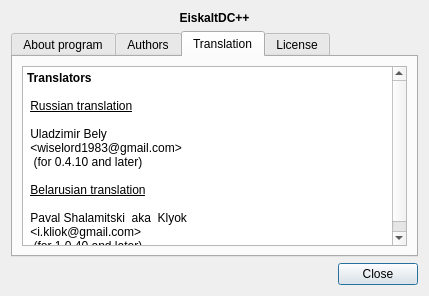
Old version of the form eiskaltdcpp/ui/UIAbout.ui in the repository eiskaltdcpp/eiskaltdcpp.
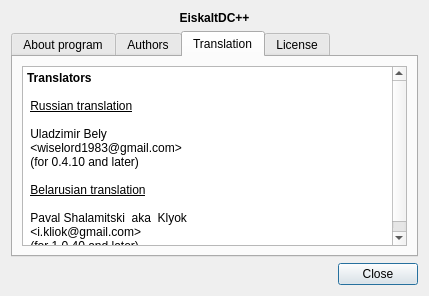
New version of the form. The open tabs and pages were chosen to show the change.

The edit to the form file:
```diff
--- a/eiskaltdcpp/ui/UIAbout.ui
+++ b/eiskaltdcpp/ui/UIAbout.ui
@@ -112,8 +112,8 @@
 &lt;/style&gt;&lt;/head&gt;&lt;body style=&quot; font-family:'DejaVu Sans'; font-size:9pt; font-weight:400; font-style:normal;&quot;&gt;
 &lt;p style=&quot; margin-top:0px; margin-bottom:0px; margin-left:0px; margin-right:0px; -qt-block-indent:0; text-indent:0px;&quot;&gt;&lt;span style=&quot; font-weight:600;&quot;&gt;Translators&lt;/span&gt;&lt;br /&gt;&lt;/p&gt;
 &lt;p style=&quot; margin-top:0px; margin-bottom:0px; margin-left:0px; margin-right:0px; -qt-block-indent:0; text-indent:0px;&quot;&gt; &lt;span style=&quot; text-decoration: underline;&quot;&gt;Russian translation&lt;/span&gt;&lt;br /&gt;&lt;br /&gt; Uladzimir Bely&lt;/p&gt;
-&lt;p style=&quot; margin-top:0px; margin-bottom:0px; margin-left:0px; margin-right:0px; -qt-block-indent:0; text-indent:0px;&quot;&gt; &amp;lt;wiselord1983@gmail.com&amp;gt;&lt;br /&gt;  (for 0.4.10 and later)&lt;br /&gt;&lt;br /&gt; &lt;span style=&quot; text-decoration: underline;&quot;&gt;Belarusian translation&lt;/span&gt;&lt;br /&gt;&lt;br /&gt; Paval Shalamitski  aka  Klyok&lt;/p&gt;
-&lt;p style=&quot; margin-top:0px; margin-bottom:0px; margin-left:0px; margin-right:0px; -qt-block-indent:0; text-indent:0px;&quot;&gt; &amp;lt;i.kliok@gmail.com&amp;gt;&lt;br /&gt;  (for 1.0.40 and later)&lt;/p&gt;&lt;/body&gt;&lt;/html&gt;</string>
+&lt;p style=&quot; margin-top:0px; margin-bottom:0px; margin-left:0px; margin-right:0px; -qt-block-indent:0; text-indent:0px;&quot;&gt; &amp;lt;wiselord1983@gmail.com&amp;gt;&lt;br /&gt; (for 0.4.10 and later)&lt;br /&gt;&lt;br /&gt; &lt;span style=&quot; text-decoration: underline;&quot;&gt;Belarusian translation&lt;/span&gt;&lt;br /&gt;&lt;br /&gt; Paval Shalamitski  aka  Klyok&lt;/p&gt;
+&lt;p style=&quot; margin-top:0px; margin-bottom:0px; margin-left:0px; margin-right:0px; -qt-block-indent:0; text-indent:0px;&quot;&gt; &amp;lt;i.kliok@gmail.com&amp;gt;&lt;br /&gt; (for 1.0.40 and later)&lt;/p&gt;&lt;/body&gt;&lt;/html&gt;</string>
          </property>
         </widget>
        </item>
```
Left out of the diff: 2 changed lines with no effect on the pictures.
